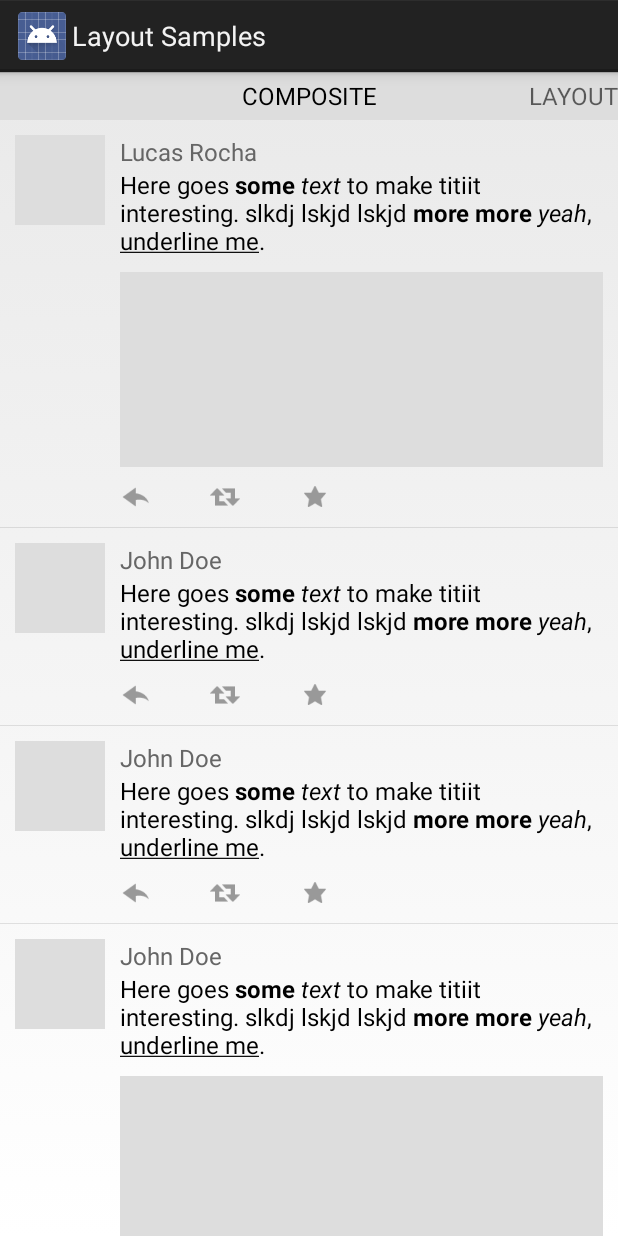
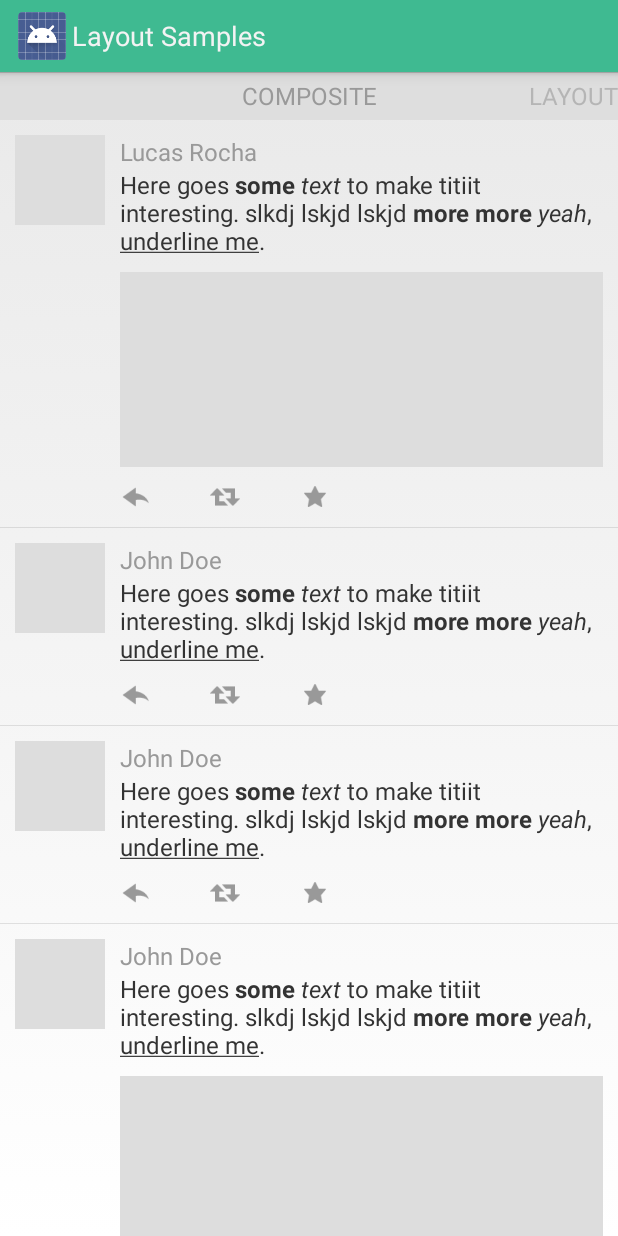
Before and after one commit to lucasr/android-layout-samples, an Android app: the screen it shows after launch (MainActivity), on a phone screen of 412 x 824 dp. Run offline under Robolectric (Android 15) with nearby library versions, the phone set to English and light mode, and no system bars; our stand-ins replace Picasso; pictures from the network do not load.

Commit message:
[layout] Beautify the actionbar and titlestrip a bit

```diff
--- a/src/main/res/layout/activity_main.xml
+++ b/src/main/res/layout/activity_main.xml
@@ -8,9 +8,11 @@
 
     <android.support.v4.view.PagerTitleStrip
         android:layout_width="fill_parent"
-        android:layout_height="32dp"
+        android:layout_height="@dimen/titlestrip_height"
         android:layout_gravity="top"
-        android:background="#dddddd"
-        android:gravity="center_vertical"/>
+        android:background="@color/titlestrip_background_color"
+        android:gravity="center_vertical"
+        android:textSize="@dimen/titlestrip_text_size"
+        android:textColor="@color/titlestrip_text_color"/>
 
 </android.support.v4.view.ViewPager>
--- a/src/main/res/values/colors.xml
+++ b/src/main/res/values/colors.xml
@@ -1,8 +1,13 @@
 <?xml version="1.0" encoding="utf-8"?>
 <resources>
 
-    <color name="tweet_author_text_color">#666666</color>
-    <color name="tweet_message_text_color">#000000</color>
+    <color name="actionbar_color">#3FBA91</color>
+
+    <color name="titlestrip_background_color">#DEDEDE</color>
+    <color name="titlestrip_text_color">#999999</color>
+
+    <color name="tweet_author_text_color">#999999</color>
+    <color name="tweet_message_text_color">#333333</color>
 
     <color name="tweet_on_main_thread">#FF0000</color>
     <color name="tweet_off_main_thread">#66CD00</color>
--- a/src/main/res/values/dimens.xml
+++ b/src/main/res/values/dimens.xml
@@ -2,6 +2,9 @@
 
     <dimen name="activity_horizontal_margin">16dp</dimen>
     <dimen name="activity_vertical_margin">16dp</dimen>
+
+    <dimen name="titlestrip_height">32dp</dimen>
+    <dimen name="titlestrip_text_size">16sp</dimen>
 
     <dimen name="tweet_author_text_size">16sp</dimen>
     <dimen name="tweet_message_text_size">16sp</dimen>
--- a/src/main/res/values/styles.xml
+++ /dev/null
@@ -1,8 +0,0 @@
-<resources>
-
-    <!-- Base application theme. -->
-    <style name="AppTheme" parent="@android:style/Theme.Holo.Light.DarkActionBar">
-        <!-- Customize your theme here. -->
-    </style>
-
-</resources>
--- /dev/null
+++ b/src/main/res/values/themes.xml
@@ -0,0 +1,14 @@
+<?xml version="1.0" encoding="utf-8"?>
+<resources>
+
+    <style name="AppTheme"
+        parent="@android:style/Theme.Holo.Light.DarkActionBar">
+        <item name="android:actionBarStyle">@style/ActionBar</item>
+    </style>
+
+    <style name="ActionBar"
+        parent="@android:style/Widget.Holo.Light.ActionBar.Solid.Inverse">
+        <item name="android:background">@color/actionbar_color</item>
+    </style>
+
+</resources>
```
